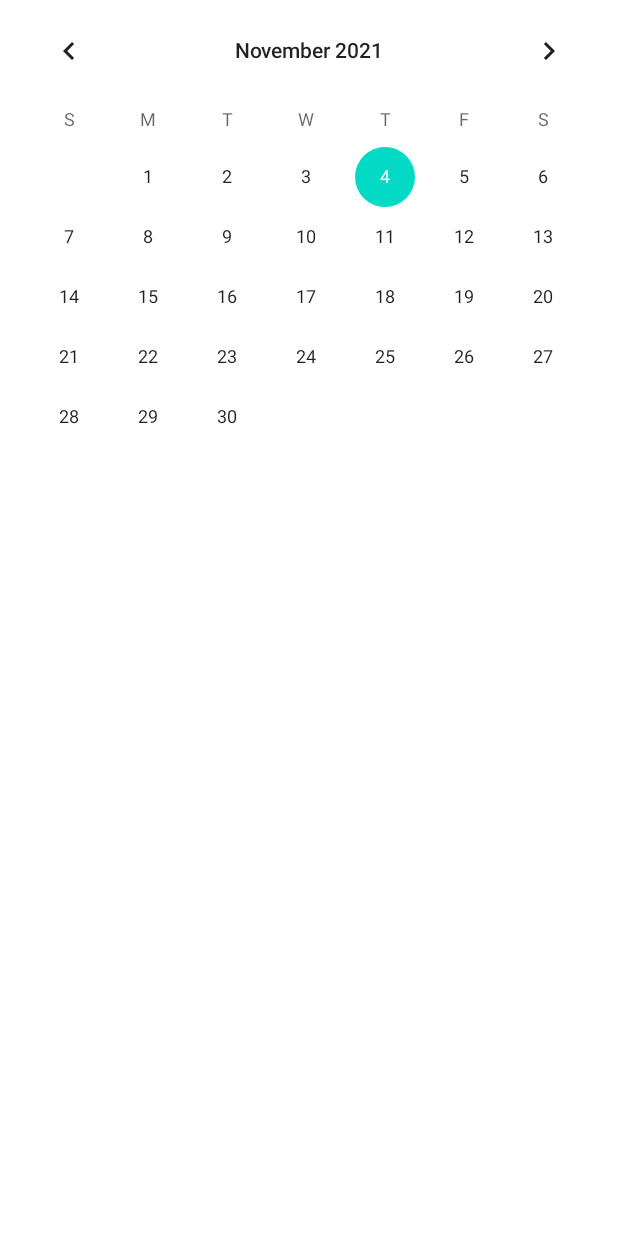
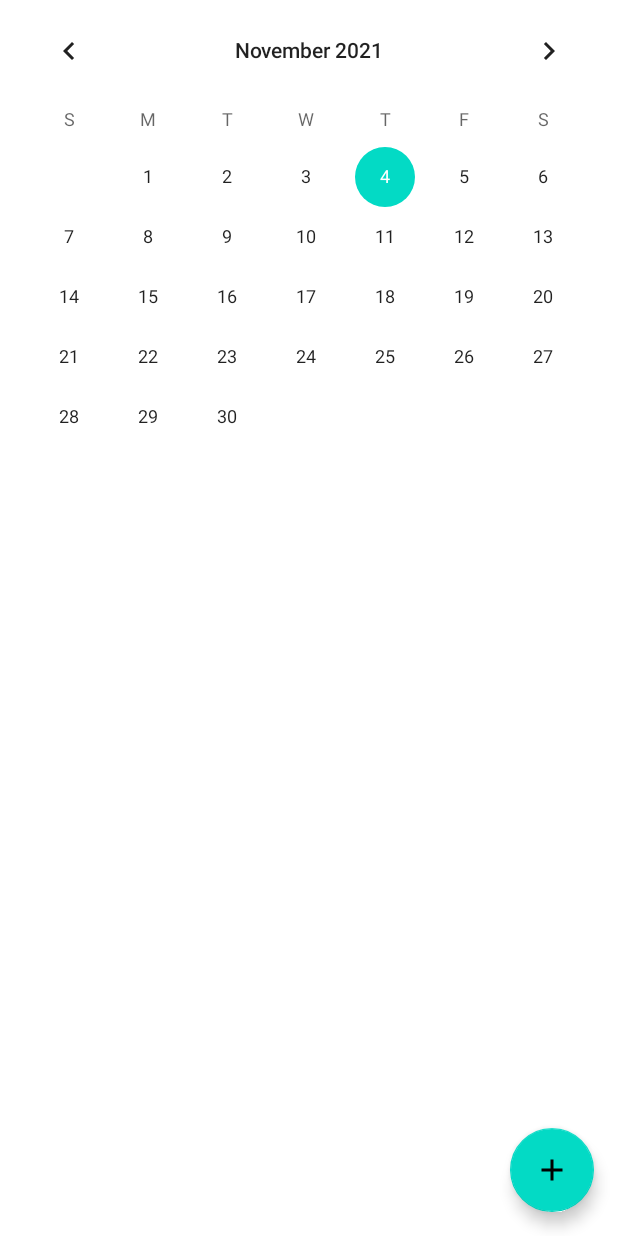
Before and after one commit to AiratY/DayPlannerApplication, an Android app: the layout activity_main.xml on its own in the app's theme, with its tools: preview values and no code run, on a phone screen of 412 x 824 dp. Run offline under Robolectric (Android 15) with nearby library versions, the phone set to English and light mode, and no system bars.

Commit message:
Add two activity

```diff
--- /dev/null
+++ b/app/src/main/res/drawable-v24/ic_add_black_24dp.xml
@@ -0,0 +1,21 @@
+<!--
+     Copyright (C) 2020 The Android Open Source Project
+     Licensed under the Apache License, Version 2.0 (the "License");
+     you may not use this file except in compliance with the License.
+     You may obtain a copy of the License at
+          http://www.apache.org/licenses/LICENSE-2.0
+     Unless required by applicable law or agreed to in writing, software
+     distributed under the License is distributed on an "AS IS" BASIS,
+     WITHOUT WARRANTIES OR CONDITIONS OF ANY KIND, either express or implied.
+     See the License for the specific language governing permissions and
+     limitations under the License.
+-->
+<vector xmlns:android="http://schemas.android.com/apk/res/android"
+        android:width="24dp"
+        android:height="24dp"
+        android:viewportWidth="24.0"
+        android:viewportHeight="24.0">
+    <path
+        android:fillColor="#FF000000"
+        android:pathData="M19,13h-6v6h-2v-6H5v-2h6V5h2v6h6v2z"/>
+</vector>
--- a/app/src/main/res/layout/activity_main.xml
+++ b/app/src/main/res/layout/activity_main.xml
@@ -21,4 +21,14 @@
         android:layout_height="wrap_content"
         app:layout_constraintTop_toBottomOf="@id/calendarView"/>
 
+    <com.google.android.material.floatingactionbutton.FloatingActionButton
+        android:id="@+id/fab"
+        android:layout_width="wrap_content"
+        android:layout_height="wrap_content"
+        android:layout_margin="16dp"
+        android:contentDescription="@string/fab_content_description"
+        android:src="@drawable/ic_add_black_24dp"
+        app:layout_constraintBottom_toBottomOf="parent"
+        app:layout_constraintEnd_toEndOf="parent"/>
+
 </androidx.constraintlayout.widget.ConstraintLayout>
```
Also changed, not shown: app/src/main/AndroidManifest.xml (+8 -0 lines), app/src/main/java/com/example/dayplannerapplication/MainActivity.kt (+19 -1 lines), app/src/main/java/com/example/dayplannerapplication/presenter/MainPresenter.kt (+8 -7 lines), app/src/main/java/com/example/dayplannerapplication/taskList/TasksAdapter.kt (+11 -2 lines), app/src/main/java/com/example/dayplannerapplication/view/AddTaskActivity.kt (added, +12 -0 lines), app/src/main/java/com/example/dayplannerapplication/view/DetailTaskActivity.kt (added, +17 -0 lines), app/src/main/res/layout/activity_add_task.xml (added, +18 -0 lines), app/src/main/res/layout/activity_detail_task.xml (added, +18 -0 lines), app/src/main/res/layout/task_item.xml (+16 -6 lines), app/src/main/res/values/strings.xml (+3 -8 lines).
